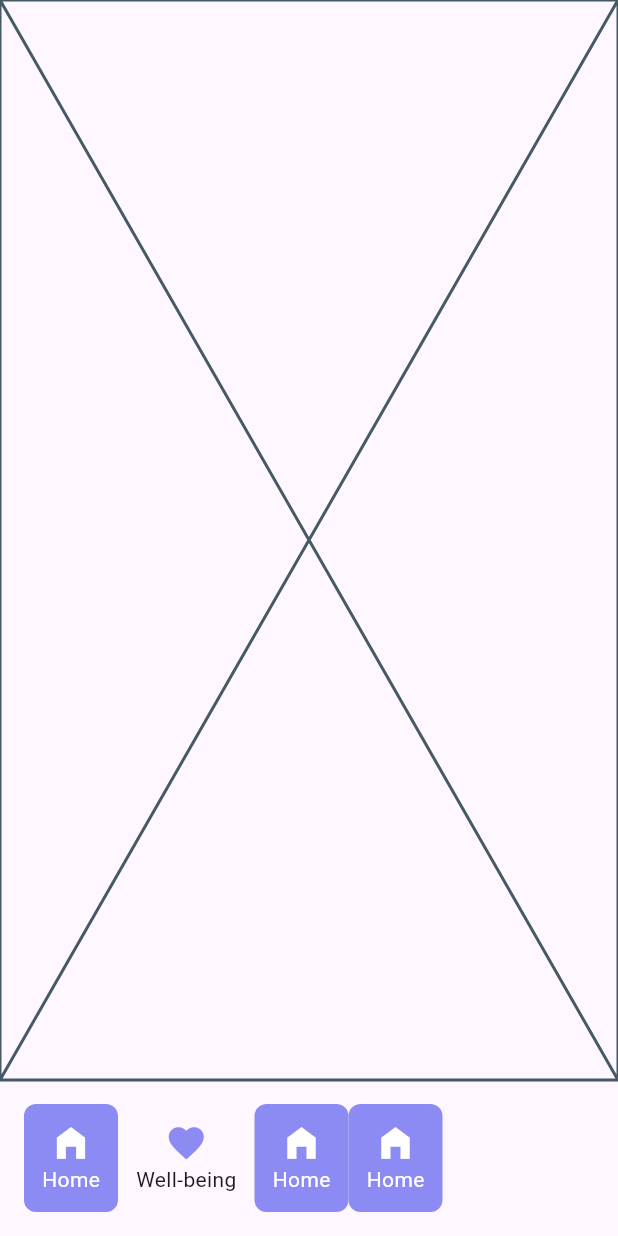
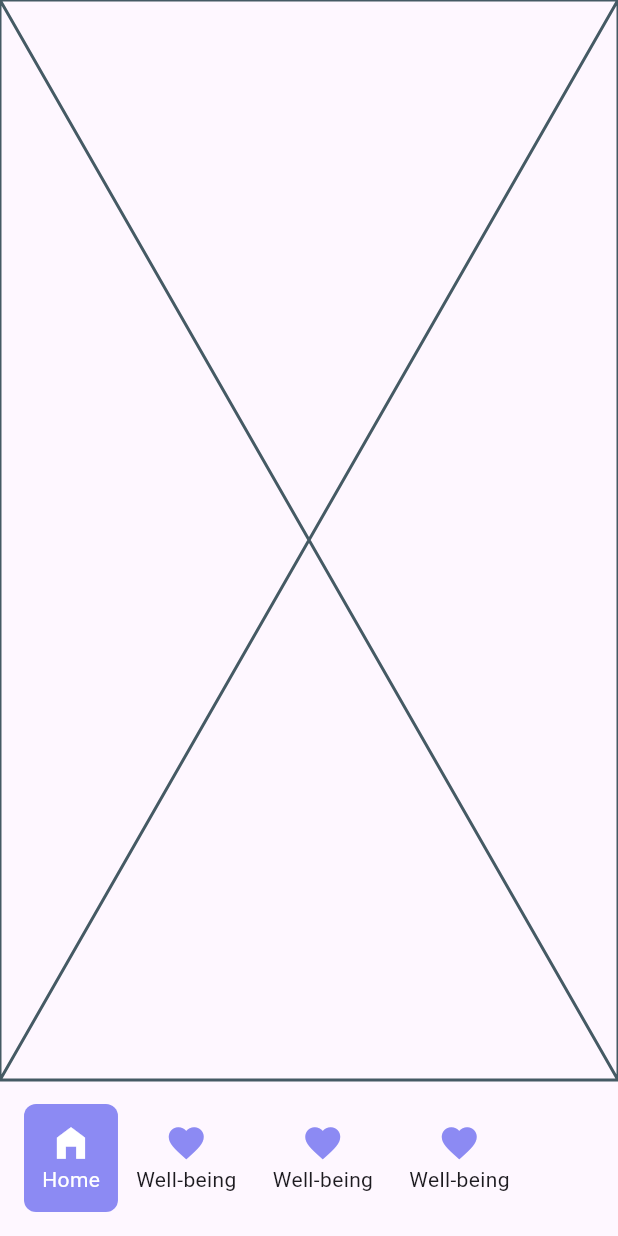
Before and after one commit to JAICHANGPARK/flutter_notebook_chapter_43, a Flutter app: the HabitJournalMainScreen screen opened directly, on a phone screen of 412 x 824 dp. Run offline on Flutter 3.47's test engine with Material 3 defaults, Android fonts, the phone set to English and light mode, and no system bars; our stand-ins replace gap, hugeicons.

Commit message:
Update habit_journal_main_screen.dart

```diff
--- a/lib/ep2173_habit_journal_app/ui/habit_journal_main_screen.dart
+++ b/lib/ep2173_habit_journal_app/ui/habit_journal_main_screen.dart
@@ -69,21 +69,21 @@ class _HabitJournalMainScreenState extends State<HabitJournalMainScreen> {
                 ),
                 Container(
                   decoration: BoxDecoration(
-                    color: HabitAppTheme.primary,
+                    // color: HabitAppTheme.primary,
                     borderRadius: BorderRadius.circular(8),
                   ),
                   padding: EdgeInsets.all(12),
                   child: Column(
                     children: [
                       Icon(
-                        Icons.home_filled,
+                        Icons.favorite,
                         size: 28,
-                        color: Colors.white,
+                        color: HabitAppTheme.primary,
                       ),
                       Text(
-                        "Home",
+                        "Well-being",
                         style: TextStyle(
-                          color: Colors.white,
+                          // color: HabitAppTheme.primary,
                         ),
                       ),
                     ],
@@ -91,26 +91,26 @@ class _HabitJournalMainScreenState extends State<HabitJournalMainScreen> {
                 ),
                 Container(
                   decoration: BoxDecoration(
-                    color: HabitAppTheme.primary,
+                    // color: HabitAppTheme.primary,
                     borderRadius: BorderRadius.circular(8),
                   ),
                   padding: EdgeInsets.all(12),
                   child: Column(
                     children: [
                       Icon(
-                        Icons.home_filled,
+                        Icons.favorite,
                         size: 28,
-                        color: Colors.white,
+                        color: HabitAppTheme.primary,
                       ),
                       Text(
-                        "Home",
+                        "Well-being",
                         style: TextStyle(
-                          color: Colors.white,
+                          // color: HabitAppTheme.primary,
                         ),
                       ),
                     ],
                   ),
-                )
+                ),
               ],
             ),
           )
```
